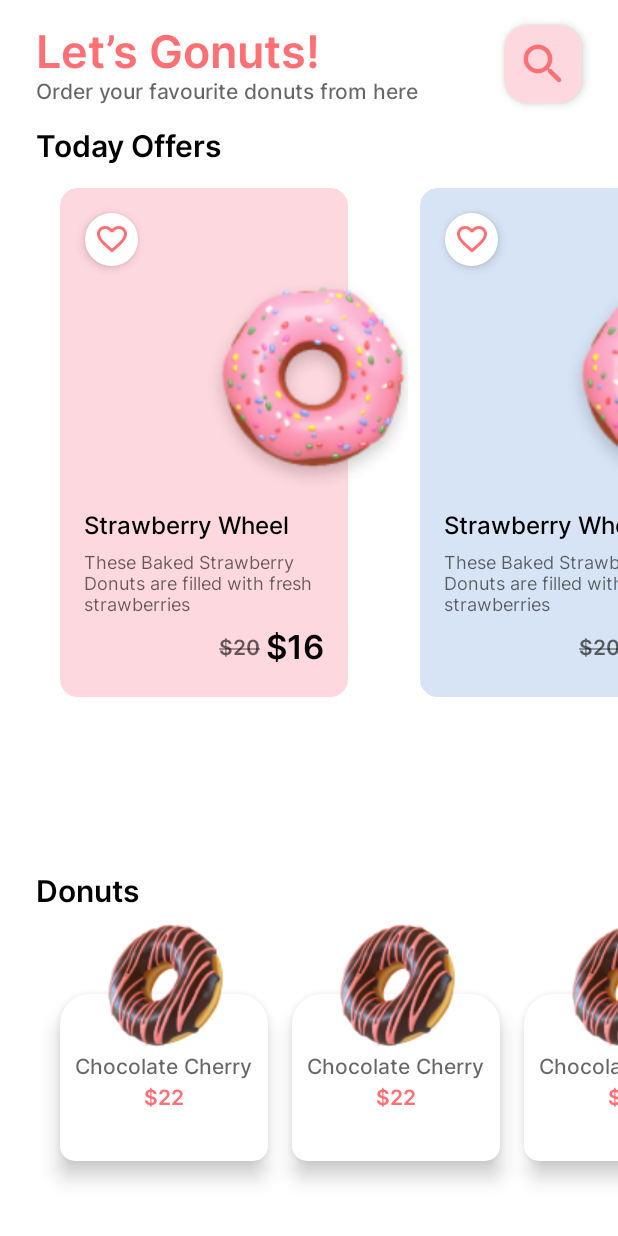
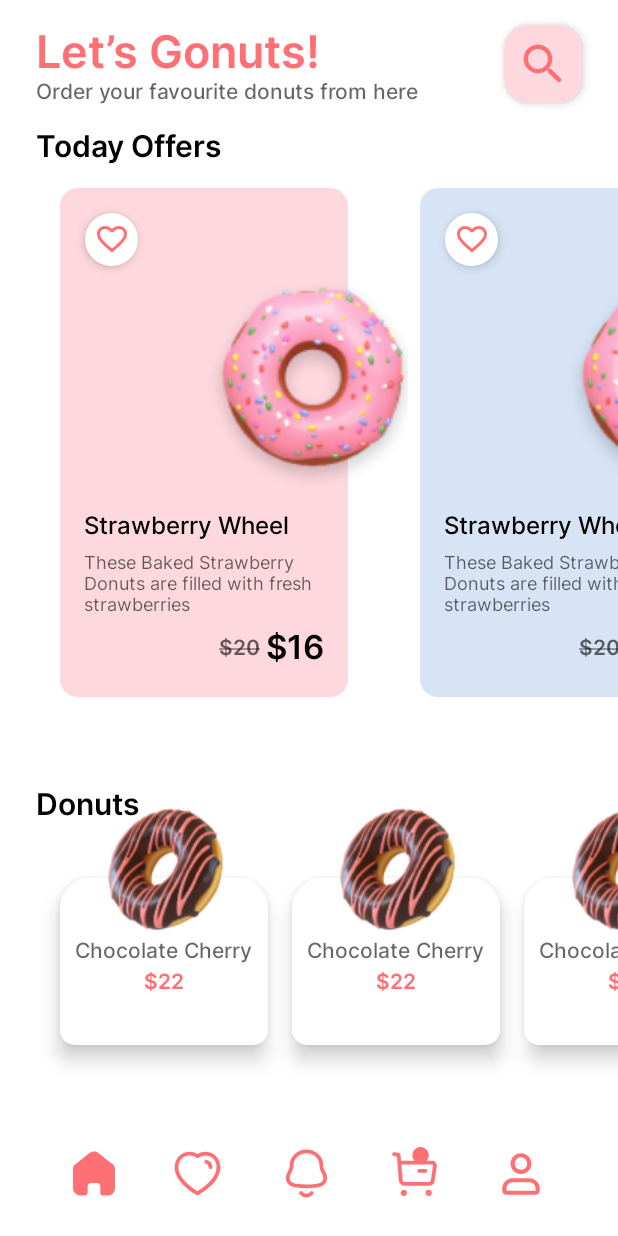
Before and after one commit to Belal-Alkhatib/DonutsAppUI, an Android app built with Jetpack Compose: the HomeScreen screen opened through its navigation route, on a phone screen of 412 x 824 dp. Run offline under Robolectric (Android 15) with nearby library versions, the phone set to English and light mode, and no system bars; our stand-ins replace accompanist, constraintlayout-compose.

Commit message:
add like animation composable

```diff
--- a/app/src/main/java/com/uog/donutsuiapp/DonutsNavGraph.kt
+++ b/app/src/main/java/com/uog/donutsuiapp/DonutsNavGraph.kt
@@ -1,11 +1,18 @@
 package com.uog.donutsuiapp
 
 import androidx.compose.runtime.Composable
-import androidx.navigation.NavController
-import androidx.navigation.NavHost
 import androidx.navigation.NavHostController
+import androidx.navigation.compose.NavHost
+import androidx.navigation.compose.composable
+import com.uog.donutsuiapp.ui.screens.DetailsScreen
+import com.uog.donutsuiapp.ui.screens.HomeScreen
+import com.uog.donutsuiapp.ui.screens.WelcomeScreen
 
 @Composable
 fun DonutsNavGraph(navController: NavHostController) {
-   // NavHost(navControler = navControler, startDestination = )
+    NavHost(navController = navController, startDestination = Screen.WelcomeScreen.rout){
+        composable(Screen.WelcomeScreen.rout){ WelcomeScreen(navController = navController) }
+        composable(Screen.HomeScreen.rout){ HomeScreen(navController = navController) }
+        composable(Screen.DetailsScreen.rout){ DetailsScreen(navController = navController) }
+    }
 }
--- a/app/src/main/java/com/uog/donutsuiapp/MainActivity.kt
+++ b/app/src/main/java/com/uog/donutsuiapp/MainActivity.kt
@@ -3,57 +3,15 @@ package com.uog.donutsuiapp
 import android.os.Bundle
 import androidx.activity.ComponentActivity
 import androidx.activity.compose.setContent
-import androidx.compose.foundation.layout.fillMaxSize
-import androidx.compose.material3.MaterialTheme
-import androidx.compose.material3.Surface
-import androidx.compose.material3.Text
-import androidx.compose.runtime.Composable
-import androidx.compose.ui.Modifier
-import androidx.compose.ui.tooling.preview.Preview
-import androidx.navigation.compose.NavHost
-import androidx.navigation.compose.composable
-import androidx.navigation.compose.rememberNavController
-import com.uog.donutsuiapp.ui.screens.DetailsScreen
-import com.uog.donutsuiapp.ui.screens.HomeScreen
-import com.uog.donutsuiapp.ui.screens.WelcomeScreen
-import com.uog.donutsuiapp.ui.theme.DonutsUIAppTheme
+import com.uog.donutsuiapp.ui.DonutApp
 
 class MainActivity : ComponentActivity() {
+
     override fun onCreate(savedInstanceState: Bundle?) {
         super.onCreate(savedInstanceState)
+
         setContent {
-            DonutsUIAppTheme {
-                Surface(
-                    modifier = Modifier.fillMaxSize(),
-                    color = MaterialTheme.colorScheme.background
-                ) {
-                    val navController = rememberNavController()
-                    NavHost(navController = navController, startDestination = Screen.WelcomeScreen.rout){
-                        composable(Screen.WelcomeScreen.rout){ WelcomeScreen(navController = navController)}
-                        composable(Screen.HomeScreen.rout){ HomeScreen(navController = navController) }
-                        composable(Screen.DetailsScreen.rout){ DetailsScreen(navController = navController) }
-                    }
-                    //WelcomeScreen()
-                    //DetailsScreen()
-                    //HomeScreen()
-                }
-            }
+            DonutApp()
         }
     }
 }
-
-@Composable
-fun Greeting(name: String, modifier: Modifier = Modifier) {
-    Text(
-        text = "Hello $name!",
-        modifier = modifier
-    )
-}
-
-@Preview(showBackground = true)
-@Composable
-fun GreetingPreview() {
-    DonutsUIAppTheme {
-        Greeting("Android")
-    }
-}
--- /dev/null
+++ b/app/src/main/java/com/uog/donutsuiapp/ui/DonutApp.kt
@@ -0,0 +1,21 @@
+package com.uog.donutsuiapp.ui
+
+import androidx.compose.material3.Surface
+import androidx.compose.runtime.Composable
+import androidx.navigation.compose.rememberNavController
+import com.google.accompanist.systemuicontroller.rememberSystemUiController
+import com.uog.donutsuiapp.DonutsNavGraph
+import com.uog.donutsuiapp.ui.theme.DonutsUIAppTheme
+
+@Composable
+fun DonutApp() {
+    val systemUiController = rememberSystemUiController()
+    systemUiController.isSystemBarsVisible = false
+
+    DonutsUIAppTheme {
+        Surface {
+            val navController = rememberNavController()
+            DonutsNavGraph(navController = navController)
+        }
+    }
+}
--- /dev/null
+++ b/app/src/main/java/com/uog/donutsuiapp/ui/composables/BottomNavigation.kt
@@ -0,0 +1,64 @@
+package com.uog.donutsuiapp.ui.composables
+
+import androidx.compose.foundation.background
+import androidx.compose.foundation.clickable
+import androidx.compose.foundation.layout.Arrangement
+import androidx.compose.foundation.layout.Row
+import androidx.compose.foundation.layout.fillMaxWidth
+import androidx.compose.foundation.layout.padding
+import androidx.compose.material3.Icon
+import androidx.compose.runtime.Composable
+import androidx.compose.runtime.mutableStateOf
+import androidx.compose.runtime.remember
+import androidx.compose.ui.Alignment
+import androidx.compose.ui.Modifier
+import androidx.compose.ui.graphics.Color
+import androidx.compose.ui.res.painterResource
+import androidx.compose.ui.tooling.preview.Preview
+import com.uog.donutsuiapp.R
+import com.uog.donutsuiapp.ui.theme.Primary
+import com.uog.donutsuiapp.ui.theme.space16
+import com.uog.donutsuiapp.ui.theme.space40
+import com.uog.donutsuiapp.ui.theme.space8
+
+@Composable
+fun BottomNavigation() {
+
+    val icons = remember {
+        mutableStateOf(
+            listOf(
+                R.drawable.ic_home,
+                R.drawable.ic_heart,
+                R.drawable.ic_notification,
+                R.drawable.ic_buy,
+                R.drawable.ic_user,
+            )
+        )
+    }
+
+    Row(
+        modifier = Modifier
+            .fillMaxWidth()
+            .background(Color.Transparent)
+            .padding(horizontal = space40, vertical = space16),
+        horizontalArrangement = Arrangement.SpaceBetween,
+        verticalAlignment = Alignment.CenterVertically
+    ) {
+        repeat(icons.value.size) { index ->
+            Icon(
+                modifier = Modifier
+                    .clickable {}
+                    .padding(space8),
+                painter = painterResource(id = icons.value[index]),
+                contentDescription = "bottom nav icons",
+                tint = Primary
+            )
+        }
+    }
+}
+
+@Preview
+@Composable
+fun PreviewBottomNavigation() {
+    BottomNavigation()
+}
--- /dev/null
+++ b/app/src/main/java/com/uog/donutsuiapp/ui/composables/LikeAnimation.kt
@@ -0,0 +1,217 @@
+package com.uog.donutsuiapp.ui.composables
+
+
+import android.annotation.SuppressLint
+import androidx.compose.animation.core.*
+import androidx.compose.foundation.layout.*
+import androidx.compose.foundation.shape.CircleShape
+import androidx.compose.material.*
+import androidx.compose.material3.Icon
+import androidx.compose.runtime.*
+import androidx.compose.ui.Alignment
+import androidx.compose.ui.Modifier
+import androidx.compose.ui.draw.rotate
+import androidx.compose.ui.draw.scale
+import androidx.compose.ui.res.painterResource
+import com.uog.donutsuiapp.R
+import com.uog.donutsuiapp.ui.theme.Primary
+import com.uog.donutsuiapp.ui.theme.smallIconSize
+import kotlinx.coroutines.delay
+import kotlinx.coroutines.launch
+
+@SuppressLint("SuspiciousIndentation")
+@Composable
+fun LikeAnimation(modifier: Modifier = Modifier, selected: Boolean = false) {
+
+    var isSelected by remember { mutableStateOf(selected) }
+
+    val imageScale = remember { Animatable(1f) }
+    val imageRotation = remember { Animatable(0f) }
+    val orbOffset = remember { Animatable(0f) }
+    val orbScale = remember { Animatable(0f) }
+
+    val coroutineScope = rememberCoroutineScope()
+
+    val favoriteIcon = if (isSelected) R.drawable.ic_favorit_fill else R.drawable.ic_favorit
+
+    Column(horizontalAlignment = Alignment.CenterHorizontally) {
+
+        SmallAngledButton(
+            onClick = {
+                isSelected = !isSelected
+                if (isSelected) {
+                    coroutineScope.launch {
+                        orbOffset.animateTo(0f)
+                        imageScale.animateTo(0.4f, tween(300, easing = LinearEasing))
+                        imageRotation.animateTo(-30f, tween(300, easing = LinearEasing))
+                    }
+
+                    coroutineScope.launch {
+                        delay(300)
+                        coroutineScope.launch {
+                            orbOffset.animateTo(orbOffset.value.minus(50f), tween(600))
+                        }
+                        coroutineScope.launch {
+                            orbScale.animateTo(1f)
+                            imageScale.animateTo(1f)
+                            imageRotation.animateTo(0f)
+                        }
+                    }
+
+                    coroutineScope.launch {
+                        delay(600)
+                        orbScale.animateTo(0f, tween(300))
+                    }
+                } else {
+                    coroutineScope.launch {
+                        imageScale.animateTo(1f)
+                        imageRotation.animateTo(0f)
+                        orbOffset.animateTo(0f)
+                        orbScale.animateTo(0f)
+                    }
+                }
+
+            },
+            contentColor = Primary,
+            shape = CircleShape,
+            modifier = Modifier
+                .size(smallIconSize)
+
+        ) {
+            Icon(
+                painter = painterResource(id = favoriteIcon),
+                contentDescription = null,
+                modifier = Modifier
+                    .align(Alignment.CenterHorizontally)
+                    .scale(imageScale.value)
+                    .rotate(imageRotation.value)
+            )
+        }
+    }
+
+}
+
+
+//package com.uog.donutsuiapp.ui.composables
+//
+//
+//import android.annotation.SuppressLint
+//import androidx.compose.animation.core.*
+//import androidx.compose.foundation.layout.*
+//import androidx.compose.foundation.shape.CircleShape
+//import androidx.compose.material.*
+//import androidx.compose.material3.Icon
+//import androidx.compose.runtime.*
+//import androidx.compose.ui.Alignment
+//import androidx.compose.ui.Modifier
+//import androidx.compose.ui.draw.rotate
+//import androidx.compose.ui.draw.scale
+//import androidx.compose.ui.res.painterResource
+//import androidx.compose.ui.unit.dp
+//import com.uog.donutsuiapp.R
+//import com.uog.donutsuiapp.ui.theme.Primary
+//import com.uog.donutsuiapp.ui.theme.smallIconSize
+//import com.uog.donutsuiapp.ui.theme.space4
+//import kotlinx.coroutines.CoroutineScope
+//import kotlinx.coroutines.delay
+//import kotlinx.coroutines.launch
+//
+//@SuppressLint("SuspiciousIndentation")
+//@Composable
+//fun LikeAnimation(modifier: Modifier = Modifier, selected: Boolean = false) {
+//    var isSelected by remember { mutableStateOf(selected) }
+//
+//    val imageScale = remember { Animatable(1f) }
+//
+//    val imageRotation = remember { Animatable(0f) }
+//
+//    val orbOffset = remember { Animatable(0f) }
+//
+//    val orbScale = remember { Animatable(0f) }
+//
+//    val favoriteIcon = if (isSelected) R.drawable.ic_favorit_fill else R.drawable.ic_favorit
+//
+//
+//    val coroutineScope = rememberCoroutineScope()
+//
+//    Column(horizontalAlignment = Alignment.CenterHorizontally) {
+//
+//        SmallAngledButton(
+//            onClick = {
+//                isSelected = !isSelected
+//                if (isSelected) {
+//                    coroutineScope.launch {
+//                        orbOffset.animateTo(0f)
+//                        imageScale.animateTo(0.4f, tween(300, easing = LinearEasing))
+//                        imageRotation.animateTo(-30f, tween(300, easing = LinearEasing))
+//                        coroutineScope.launch {
+//                            delay(300)
+//                            orbOffset.animateTo(orbOffset.value.minus(50f), tween(600))
+//                        }
+//                    }
+//
+//                    coroutineScope.launch {
+//                        orbScale.animateTo(1f)
+//                        imageScale.animateTo(1f)
+//                        imageRotation.animateTo(0f)
+//                    }
+//
+//                    coroutineScope.launch {
+//                        delay(600)
+//                        orbScale.animateTo(0f, tween(300))
+//                    }
+//
+//                } else {
+//                    coroutineScope.launch {
+//                        imageScale.animateTo(1f)
+//                        imageRotation.animateTo(0f)
+//                        orbOffset.animateTo(0f)
+//                        orbScale.animateTo(0f)
+//                    }
+//                }
+//
+//            },
+//            contentColor = Primary,
+//            shape = CircleShape,
+//            modifier = Modifier
+//                .size(smallIconSize)
+//                .padding(space4)
+//        ) {
+//            Icon(
+//                painter = painterResource(id = favoriteIcon),
+//                contentDescription = null,
+//                modifier = Modifier
+//                    .align(Alignment.CenterHorizontally)
+//                    .scale(imageScale.value)
+//                    .rotate(imageRotation.value)
+//            )
+//        }
+//    }
+//
+//}
+//
+//private suspend fun x(
+//    coroutineScope: CoroutineScope,
+//    imageScale: Animatable<Float, AnimationVector1D>,
+//    imageRotation: Animatable<Float, AnimationVector1D>,
+//    orbOffset: Animatable<Float, AnimationVector1D>,
+//    orbScale: Animatable<Float, AnimationVector1D>
+//) {
+//    orbOffset.animateTo(0f)
+//    imageScale.animateTo(0.4f, tween(300, easing = LinearEasing))
+//    imageRotation.animateTo(-30f, tween(300, easing = LinearEasing))
+//
+//    delay(300)
+//    orbOffset.animateTo(orbOffset.value.minus(50f), tween(600))
+//
+//    orbScale.animateTo(1f)
+//    imageScale.animateTo(1f)
+//    imageRotation.animateTo(0f)
+//
+//
+//
+//    coroutineScope.launch {
+//        delay(600)
+//        orbScale.animateTo(0f, tween(300))
+//    }
+//}
--- a/app/src/main/java/com/uog/donutsuiapp/ui/composables/TodayOfferCard.kt
+++ b/app/src/main/java/com/uog/donutsuiapp/ui/composables/TodayOfferCard.kt
@@ -7,12 +7,9 @@ import androidx.compose.foundation.clickable
 import androidx.compose.foundation.layout.Column
 import androidx.compose.foundation.layout.height
 import androidx.compose.foundation.layout.padding
-import androidx.compose.foundation.layout.size
 import androidx.compose.foundation.layout.width
-import androidx.compose.foundation.shape.CircleShape
 import androidx.compose.material3.Card
 import androidx.compose.material3.CardDefaults
-import androidx.compose.material3.Icon
 import androidx.compose.material3.Text
 import androidx.compose.runtime.Composable
 import androidx.compose.ui.Alignment
@@ -28,13 +25,11 @@ import androidx.constraintlayout.compose.ConstraintLayout
 import com.uog.donutsuiapp.R
 import com.uog.donutsuiapp.ui.theme.Black
 import com.uog.donutsuiapp.ui.theme.Blue
-import com.uog.donutsuiapp.ui.theme.Primary
 import com.uog.donutsuiapp.ui.theme.TextSecondary
 import com.uog.donutsuiapp.ui.theme.White
 import com.uog.donutsuiapp.ui.theme.cardOfferWidth
 import com.uog.donutsuiapp.ui.theme.largeDonutHeight
 import com.uog.donutsuiapp.ui.theme.largeDonutWidth
-import com.uog.donutsuiapp.ui.theme.smallIconSize
 import com.uog.donutsuiapp.ui.theme.space16
 import com.uog.donutsuiapp.ui.theme.space32
 import com.uog.donutsuiapp.ui.theme.space4
@@ -75,17 +70,7 @@ fun TodayOfferCard(
                 }, colors = CardDefaults.cardColors(containerColor = containerColor)
         ) {
             Column(modifier = Modifier.padding(start = space16, top = space16, bottom = space16)) {
-                SmallAngledButton(
-                    onClick = { },
-                    contentColor = Primary,
-                    shape = CircleShape,
-                    modifier = Modifier.size(smallIconSize)
-                ) {
-                    Icon(
-                        painter = painterResource(id = R.drawable.ic_favorit),
-                        contentDescription = null,
-                    )
-                }
+                LikeAnimation()
 
                 SpacerVertical(space = 160.dp)
                 Text(
--- a/app/src/main/java/com/uog/donutsuiapp/ui/screens/HomeScreen.kt
+++ b/app/src/main/java/com/uog/donutsuiapp/ui/screens/HomeScreen.kt
@@ -19,10 +19,10 @@ import androidx.compose.ui.draw.clipToBounds
 import androidx.compose.ui.res.painterResource
 import androidx.compose.ui.res.stringResource
 import androidx.compose.ui.text.style.TextAlign
-import androidx.compose.ui.tooling.preview.Preview
 import androidx.navigation.NavController
 import com.uog.donutsuiapp.R
 import com.uog.donutsuiapp.Screen
+import com.uog.donutsuiapp.ui.composables.BottomNavigation
 import com.uog.donutsuiapp.ui.composables.DonutsCard
 import com.uog.donutsuiapp.ui.composables.SmallAngledButton
 import com.uog.donutsuiapp.ui.composables.TodayOfferCard
@@ -135,5 +135,8 @@ private fun HomeContent(
 
         Spacer(modifier = Modifier.weight(0.33f))
 
+        BottomNavigation()
+
+
     }
 }
--- /dev/null
+++ b/app/src/main/res/drawable/ic_buy.xml
@@ -0,0 +1,45 @@
+<vector xmlns:android="http://schemas.android.com/apk/res/android"
+    android:width="35dp"
+    android:height="35dp"
+    android:viewportWidth="35"
+    android:viewportHeight="35">
+  <path
+      android:pathData="M4.011,4.739L7.044,5.264L8.448,21.996C8.561,23.362 9.702,24.411 11.073,24.406H26.982C28.29,24.409 29.4,23.447 29.585,22.152L30.969,12.588C31.124,11.519 30.382,10.528 29.314,10.373C29.221,10.36 7.531,10.352 7.531,10.352"
+      android:strokeLineJoin="round"
+      android:strokeWidth="2.5"
+      android:fillColor="#00000000"
+      android:strokeColor="#FF7074"
+      android:strokeLineCap="round"/>
+  <path
+      android:pathData="M20.599,15.742H24.643"
+      android:strokeLineJoin="round"
+      android:strokeWidth="2.5"
+      android:fillColor="#00000000"
+      android:strokeColor="#FF7074"
+      android:strokeLineCap="round"/>
+  <path
+      android:pathData="M10.434,29.462C10.872,29.462 11.227,29.818 11.227,30.255C11.227,30.694 10.872,31.05 10.434,31.05C9.995,31.05 9.64,30.694 9.64,30.255C9.64,29.818 9.995,29.462 10.434,29.462Z"
+      android:strokeLineJoin="round"
+      android:strokeWidth="2.5"
+      android:fillColor="#FF7074"
+      android:fillType="evenOdd"
+      android:strokeColor="#FF7074"
+      android:strokeLineCap="round"/>
+  <path
+      android:pathData="M26.884,29.462C27.323,29.462 27.679,29.818 27.679,30.255C27.679,30.694 27.323,31.05 26.884,31.05C26.445,31.05 26.091,30.694 26.091,30.255C26.091,29.818 26.445,29.462 26.884,29.462Z"
+      android:strokeLineJoin="round"
+      android:strokeWidth="2.5"
+      android:fillColor="#130F26"
+      android:fillAlpha="0.4"
+      android:fillType="evenOdd"
+      android:strokeColor="#FF7074"
+      android:strokeLineCap="round"/>
+  <path
+      android:strokeWidth="1"
+      android:pathData="M21.5,5.5m-5,0a5,5 0,1 1,10 0a5,5 0,1 1,-10 0"
+      android:fillColor="#FE554A"
+      android:strokeColor="#ffffff"/>
+  <path
+      android:pathData="M22.625,6.629V7H20.298V6.675L21.462,5.379C21.606,5.219 21.716,5.084 21.794,4.974C21.874,4.861 21.93,4.761 21.96,4.673C21.993,4.584 22.009,4.493 22.009,4.4C22.009,4.283 21.985,4.177 21.936,4.083C21.889,3.986 21.819,3.91 21.726,3.853C21.633,3.796 21.521,3.768 21.389,3.768C21.231,3.768 21.099,3.799 20.994,3.86C20.889,3.921 20.811,4.005 20.759,4.114C20.707,4.223 20.681,4.349 20.681,4.49H20.229C20.229,4.29 20.273,4.107 20.361,3.941C20.449,3.775 20.579,3.643 20.752,3.545C20.924,3.446 21.137,3.396 21.389,3.396C21.614,3.396 21.806,3.436 21.965,3.516C22.125,3.594 22.247,3.705 22.331,3.848C22.418,3.99 22.461,4.156 22.461,4.346C22.461,4.45 22.443,4.556 22.407,4.664C22.373,4.769 22.325,4.875 22.263,4.981C22.203,5.087 22.132,5.191 22.051,5.293C21.971,5.396 21.886,5.497 21.794,5.596L20.842,6.629H22.625Z"
+      android:fillColor="#ffffff"/>
+</vector>
--- /dev/null
+++ b/app/src/main/res/drawable/ic_favorit_fill.xml
@@ -0,0 +1,12 @@
+<vector xmlns:android="http://schemas.android.com/apk/res/android"
+    android:width="20dp"
+    android:height="19dp"
+    android:viewportWidth="20"
+    android:viewportHeight="19">
+  <path
+      android:pathData="M10.1,15.55L10,15.65L9.89,15.55C5.14,11.24 2,8.39 2,5.5C2,3.5 3.5,2 5.5,2C7.04,2 8.54,3 9.07,4.36H10.93C11.46,3 12.96,2 14.5,2C16.5,2 18,3.5 18,5.5C18,8.39 14.86,11.24 10.1,15.55ZM14.5,0C12.76,0 11.09,0.81 10,2.08C8.91,0.81 7.24,0 5.5,0C2.42,0 0,2.41 0,5.5C0,9.27 3.4,12.36 8.55,17.03L10,18.35L11.45,17.03C16.6,12.36 20,9.27 20,5.5C20,2.41 17.58,0 14.5,0Z"
+      android:fillColor="#FF7074"/>
+  <path
+      android:pathData="M4.5,1L9,3L14.5,1.5L17.545,2.5L19,6.5L10,16.5L1,8L2,3.5L4.5,1Z"
+      android:fillColor="#FF7074"/>
+</vector>
--- /dev/null
+++ b/app/src/main/res/drawable/ic_heart.xml
@@ -0,0 +1,21 @@
+<vector xmlns:android="http://schemas.android.com/apk/res/android"
+    android:width="35dp"
+    android:height="35dp"
+    android:viewportWidth="35"
+    android:viewportHeight="35">
+  <path
+      android:pathData="M4.188,16.914C2.623,12.029 4.452,6.445 9.581,4.793C12.279,3.922 15.257,4.435 17.5,6.123C19.622,4.482 22.709,3.928 25.404,4.793C30.533,6.445 32.373,12.029 30.81,16.914C28.375,24.658 17.5,30.623 17.5,30.623C17.5,30.623 6.705,24.748 4.188,16.914Z"
+      android:strokeLineJoin="round"
+      android:strokeWidth="2.5"
+      android:fillColor="#00000000"
+      android:fillType="evenOdd"
+      android:strokeColor="#FF7074"
+      android:strokeLineCap="round"/>
+  <path
+      android:pathData="M23.333,9.771C24.894,10.276 25.996,11.668 26.129,13.303"
+      android:strokeLineJoin="round"
+      android:strokeWidth="2.5"
+      android:fillColor="#00000000"
+      android:strokeColor="#FF7074"
+      android:strokeLineCap="round"/>
+</vector>
--- /dev/null
+++ b/app/src/main/res/drawable/ic_home.xml
@@ -0,0 +1,9 @@
+<vector xmlns:android="http://schemas.android.com/apk/res/android"
+    android:width="29dp"
+    android:height="31dp"
+    android:viewportWidth="29"
+    android:viewportHeight="31">
+  <path
+      android:pathData="M10.335,28.307V23.835C10.335,22.701 11.256,21.781 12.398,21.773H16.589C17.736,21.773 18.665,22.696 18.665,23.835V23.835V28.294C18.665,29.277 19.464,30.076 20.454,30.083H23.314C24.649,30.087 25.931,29.562 26.877,28.626C27.823,27.69 28.354,26.418 28.354,25.092V12.388C28.354,11.317 27.876,10.301 27.048,9.613L17.333,1.9C15.635,0.551 13.21,0.594 11.562,2.004L2.056,9.613C1.189,10.28 0.671,11.299 0.646,12.388V25.079C0.646,27.843 2.902,30.083 5.686,30.083H8.48C8.957,30.087 9.416,29.901 9.754,29.568C10.092,29.234 10.282,28.781 10.282,28.307H10.335Z"
+      android:fillColor="#FF7074"/>
+</vector>
--- /dev/null
+++ b/app/src/main/res/drawable/ic_notification.xml
@@ -0,0 +1,21 @@
+<vector xmlns:android="http://schemas.android.com/apk/res/android"
+    android:width="35dp"
+    android:height="35dp"
+    android:viewportWidth="35"
+    android:viewportHeight="35">
+  <path
+      android:pathData="M17.5,26.028C25.724,26.028 29.528,24.973 29.896,20.738C29.896,16.507 27.243,16.779 27.243,11.587C27.243,7.531 23.399,2.917 17.5,2.917C11.601,2.917 7.757,7.531 7.757,11.587C7.757,16.779 5.104,16.507 5.104,20.738C5.473,24.989 9.278,26.028 17.5,26.028Z"
+      android:strokeLineJoin="round"
+      android:strokeWidth="2.5"
+      android:fillColor="#00000000"
+      android:fillType="evenOdd"
+      android:strokeColor="#FF7074"
+      android:strokeLineCap="round"/>
+  <path
+      android:pathData="M20.984,30.417C18.994,32.626 15.891,32.652 13.883,30.417"
+      android:strokeLineJoin="round"
+      android:strokeWidth="2.5"
+      android:fillColor="#00000000"
+      android:strokeColor="#FF7074"
+      android:strokeLineCap="round"/>
+</vector>
--- /dev/null
+++ b/app/src/main/res/drawable/ic_user.xml
@@ -0,0 +1,14 @@
+<vector xmlns:android="http://schemas.android.com/apk/res/android"
+    android:width="33dp"
+    android:height="33dp"
+    android:viewportWidth="33"
+    android:viewportHeight="33">
+  <group>
+    <clip-path
+        android:pathData="M0,0h33v33h-33z"/>
+    <path
+        android:pathData="M22,19.25C23.772,19.25 25.475,19.934 26.754,21.159C28.034,22.385 28.791,24.057 28.868,25.827L28.875,26.125V27.5C28.875,28.194 28.613,28.862 28.141,29.371C27.67,29.879 27.023,30.191 26.331,30.243L26.125,30.25H6.875C6.181,30.25 5.513,29.988 5.004,29.516C4.496,29.045 4.184,28.398 4.132,27.706L4.125,27.5V26.125C4.125,24.353 4.809,22.65 6.034,21.371C7.26,20.091 8.932,19.334 10.702,19.257L11,19.25H22ZM22,22H11C9.948,22 8.935,22.402 8.17,23.124C7.404,23.846 6.944,24.833 6.882,25.883L6.875,26.125V27.5H26.125V26.125C26.125,25.073 25.723,24.06 25.001,23.295C24.279,22.529 23.292,22.069 22.242,22.007L22,22ZM16.5,2.75C18.323,2.75 20.072,3.474 21.361,4.764C22.651,6.053 23.375,7.802 23.375,9.625C23.375,11.448 22.651,13.197 21.361,14.486C20.072,15.776 18.323,16.5 16.5,16.5C14.677,16.5 12.928,15.776 11.639,14.486C10.349,13.197 9.625,11.448 9.625,9.625C9.625,7.802 10.349,6.053 11.639,4.764C12.928,3.474 14.677,2.75 16.5,2.75ZM16.5,5.5C15.958,5.5 15.422,5.607 14.921,5.814C14.421,6.021 13.966,6.325 13.583,6.708C13.2,7.091 12.896,7.546 12.689,8.046C12.482,8.547 12.375,9.083 12.375,9.625C12.375,10.167 12.482,10.703 12.689,11.204C12.896,11.704 13.2,12.159 13.583,12.542C13.966,12.925 14.421,13.229 14.921,13.436C15.422,13.643 15.958,13.75 16.5,13.75C17.594,13.75 18.643,13.315 19.417,12.542C20.19,11.768 20.625,10.719 20.625,9.625C20.625,8.531 20.19,7.482 19.417,6.708C18.643,5.935 17.594,5.5 16.5,5.5Z"
+        android:fillColor="#FF7074"
+        android:fillType="evenOdd"/>
+  </group>
+</vector>
```
Also changed, not shown: app/src/main/java/com/uog/donutsuiapp/ui/screens/WelcomeScreen.kt (+1 -6 lines).
